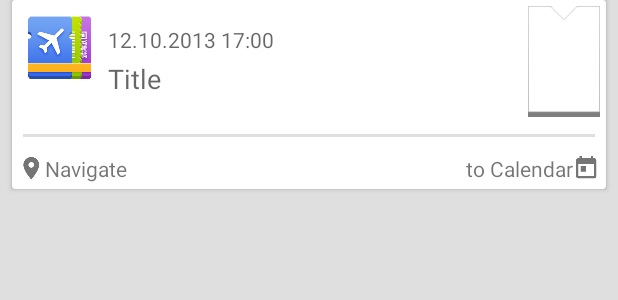
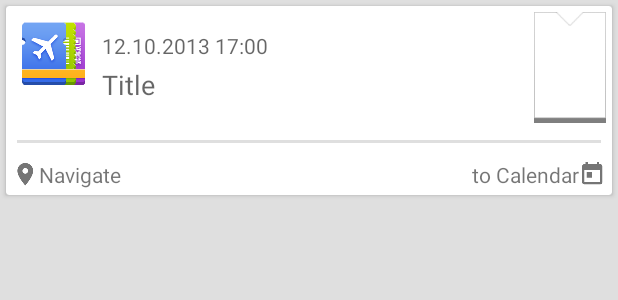
Before and after one commit to ligi/PassAndroid, an Android app: the layout pass_list_item.xml on its own in the app's theme, with its tools: preview values and no code run, on a phone screen of 412 x 824 dp. Shown: the top 300 px of the screen. Run offline under Robolectric (Android 15) with nearby library versions, the phone set to English and light mode, and no system bars.

Commit message:
layout fixes

```diff
--- a/src/main/res/layout/pass_list_item.xml
+++ b/src/main/res/layout/pass_list_item.xml
@@ -5,10 +5,9 @@
     android:id="@+id/pass_card"
     android:layout_width="match_parent"
     android:layout_height="wrap_content"
-    android:layout_marginLeft="8dp"
-    android:layout_marginRight="8dp"
+    android:layout_margin="4dp"
     android.support.v7.cardview:cardMaxElevation="@dimen/card_longclick_elevation_half"
-    android.support.v7.cardview:cardPreventCornerOverlap="true"
+
     android:orientation="vertical">
 
     <RelativeLayout
```
